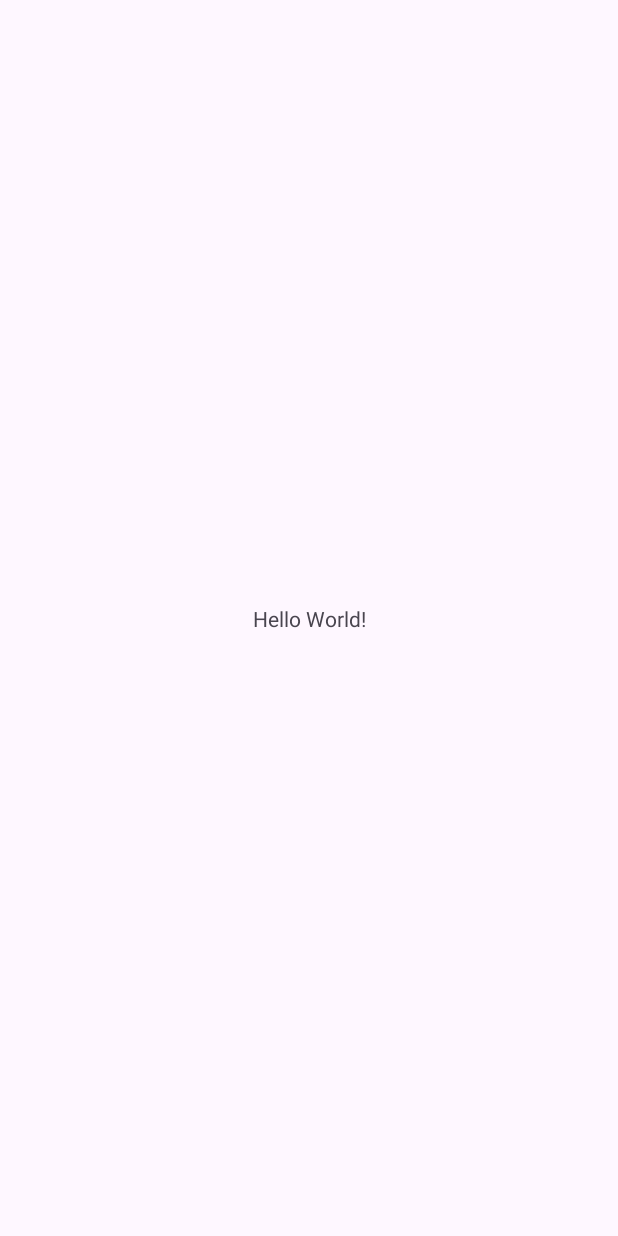
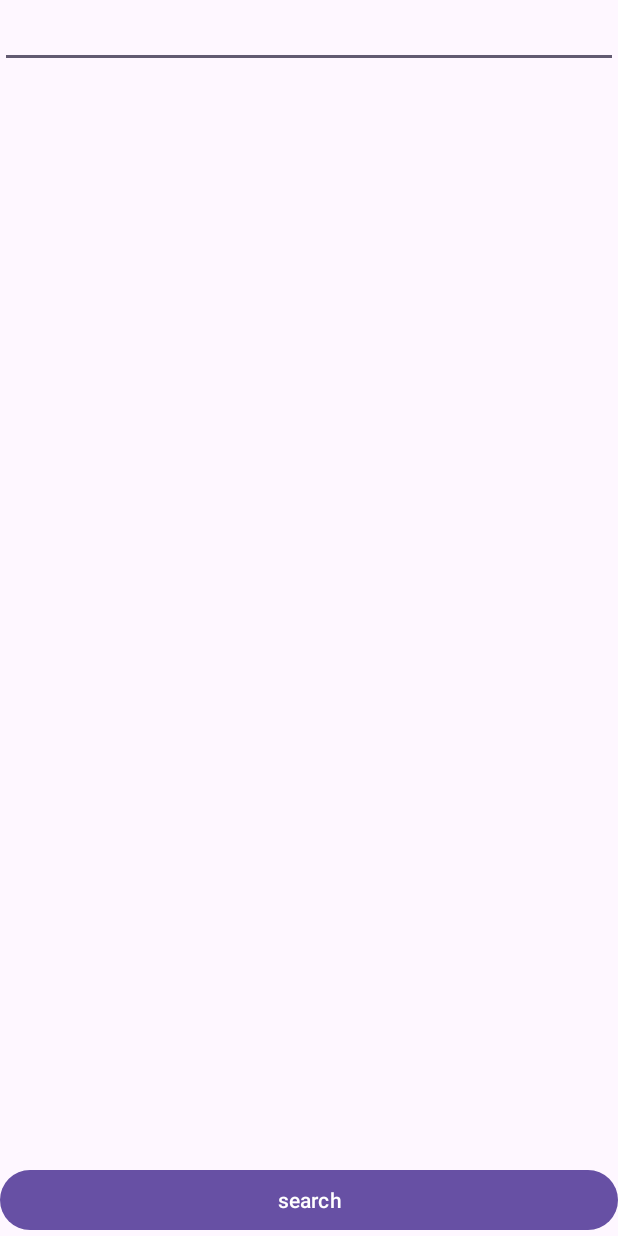
Before and after one commit to raindragonn/YoutubeDataApiTest, an Android app: the screen it shows after launch (MainActivity), on a phone screen of 412 x 824 dp. Before the commit the screen is almost empty. Run offline under Robolectric (Android 15) with nearby library versions, the phone set to English and light mode, and no system bars; libraries missing offline, so code that uses them is left out: com.google.api.client, com.google.api.services.

```diff
--- a/app/src/main/java/com/raindragonn/youtubedataapitest/MainActivity.kt
+++ b/app/src/main/java/com/raindragonn/youtubedataapitest/MainActivity.kt
@@ -1,13 +1,133 @@
 package com.raindragonn.youtubedataapitest
 
+import android.accounts.AccountManager
+import android.content.Context
 import android.os.Bundle
+import android.widget.Button
+import android.widget.EditText
+import android.widget.TextView
+import android.widget.Toast
+import androidx.activity.result.ActivityResult
+import androidx.activity.result.contract.ActivityResultContracts
 import androidx.appcompat.app.AppCompatActivity
+import androidx.core.content.edit
+import androidx.lifecycle.lifecycleScope
+import com.google.api.client.googleapis.extensions.android.gms.auth.GoogleAccountCredential
+import com.google.api.client.googleapis.extensions.android.gms.auth.UserRecoverableAuthIOException
+import com.google.api.client.http.javanet.NetHttpTransport
+import com.google.api.client.json.JsonFactory
+import com.google.api.client.json.jackson2.JacksonFactory
+import com.google.api.client.util.ExponentialBackOff
+import com.google.api.services.youtube.YouTube
+import com.google.api.services.youtube.YouTubeScopes
+import com.google.api.services.youtube.model.SearchResult
+import kotlinx.coroutines.Dispatchers
+import kotlinx.coroutines.launch
+import kotlinx.coroutines.withContext
 
 class MainActivity : AppCompatActivity() {
+    companion object {
+        const val PREF_NAME = "PREF_NAME"
+        const val KEY_SELECTED_NAME = "KEY_SELECTED_NAME"
+    }
+
+    private lateinit var _etSearch: EditText
+    private lateinit var _btnSearch: Button
+    private lateinit var _tvResult: TextView
+
+    private val searchText
+        get() = _etSearch.text.toString()
+
+    private val _credential: GoogleAccountCredential by lazy {
+        GoogleAccountCredential.usingOAuth2(
+            applicationContext,
+            listOf(YouTubeScopes.YOUTUBE_READONLY),
+        ).setBackOff(ExponentialBackOff())
+    }
+
+    private val _credentialLauncher = registerForActivityResult(
+        ActivityResultContracts.StartActivityForResult(), ::credentialCallBack
+    )
 
     override fun onCreate(savedInstanceState: Bundle?) {
         super.onCreate(savedInstanceState)
         setContentView(R.layout.activity_main)
+
+        _etSearch = findViewById(R.id.et_search)
+        _btnSearch = findViewById(R.id.btn_search)
+        _tvResult = findViewById(R.id.tv_result)
+
+        _btnSearch.setOnClickListener {
+            search()
+        }
+    }
+
+    private fun search() {
+        if (checkSignIn()) {
+            lifecycleScope.launch {
+                val result = youtubeSearch(searchText).joinToString("\n") { it.snippet.title }
+                _tvResult.text = result
+            }
+        }
+    }
+
+    private fun checkSignIn(): Boolean {
+        val lastSelectedAccountName = getSharedPreferences(PREF_NAME, MODE_PRIVATE)
+            .getString(KEY_SELECTED_NAME, null)
+        return if (lastSelectedAccountName.isNullOrBlank()) {
+            val signInIntent = _credential.newChooseAccountIntent()
+            _credentialLauncher.launch(signInIntent)
+            false
+        } else {
+            _credential.selectedAccountName = lastSelectedAccountName
+            true
+        }
+    }
+
+    private fun credentialCallBack(result: ActivityResult) {
+        val accountName = result.data?.getStringExtra(AccountManager.KEY_ACCOUNT_NAME) ?: return
+
+        getSharedPreferences(PREF_NAME, Context.MODE_PRIVATE).edit {
+            putString(KEY_SELECTED_NAME, accountName)
+        }
+        _credential.selectedAccountName = accountName
+
+        Toast.makeText(this, "검색 가능", Toast.LENGTH_SHORT).show()
+    }
+
+    private suspend fun youtubeSearch(query: String): List<SearchResult> {
+        val transport = NetHttpTransport()
+        val jsonFactory: JsonFactory = JacksonFactory.getDefaultInstance()
+        val youtube = YouTube.Builder(
+            transport, jsonFactory, _credential
+        ).setApplicationName(getString(R.string.app_name))
+            .build()
+
+        return withContext(Dispatchers.IO) {
+            runCatching {
+                // 매개변수 참고 [https://developers.google.com/youtube/v3/docs/search/list?hl=ko#parameters]
+                val parts = listOf("id", "snippet").joinToString()
+                val searchList =
+                    youtube.search().list(parts).apply {
+                        q = query
+                        type = "video"
+                        // 음악 카테고리 참고 [https://gist.github.com/dgp/1b24bf2961521bd75d6c]
+                        videoCategoryId = "10"
+                    }
+                val response = searchList?.execute()
+                response?.items ?: listOf()
+            }.recover { throwable ->
+                if (throwable is UserRecoverableAuthIOException) {
+                    launch(Dispatchers.Main) {
+                        Toast.makeText(this@MainActivity, "인증이 필요합니다.", Toast.LENGTH_SHORT).show()
+                        // 엑세스 권한이 없는 경우 권한 요청을 위한 Intent
+                        val accessRequestIntent = throwable.intent
+                        _credentialLauncher.launch(accessRequestIntent)
+                    }
+                }
+                listOf()
+            }.getOrNull() ?: listOf()
+        }
     }
 
 }
--- a/app/src/main/res/layout/activity_main.xml
+++ b/app/src/main/res/layout/activity_main.xml
@@ -6,13 +6,33 @@
     android:layout_height="match_parent"
     tools:context=".MainActivity">
 
-    <TextView
-        android:layout_width="wrap_content"
+    <EditText
+        android:id="@+id/et_search"
+        android:layout_width="0dp"
         android:layout_height="wrap_content"
-        android:text="Hello World!"
-        app:layout_constraintBottom_toBottomOf="parent"
+        android:inputType="text"
+        android:maxLines="1"
         app:layout_constraintEnd_toEndOf="parent"
         app:layout_constraintStart_toStartOf="parent"
         app:layout_constraintTop_toTopOf="parent" />
 
+    <TextView
+        android:id="@+id/tv_result"
+        android:layout_width="0dp"
+        android:layout_height="0dp"
+        app:layout_constraintBottom_toTopOf="@id/btn_search"
+        app:layout_constraintEnd_toEndOf="parent"
+        app:layout_constraintStart_toStartOf="parent"
+        app:layout_constraintTop_toBottomOf="@id/et_search" />
+
+    <Button
+        android:id="@+id/btn_search"
+        android:layout_width="0dp"
+        android:layout_height="wrap_content"
+        android:text="search"
+        app:layout_constraintBottom_toBottomOf="parent"
+        app:layout_constraintEnd_toEndOf="parent"
+        app:layout_constraintStart_toStartOf="parent"
+        app:tint="@null" />
+
 </androidx.constraintlayout.widget.ConstraintLayout>
```
